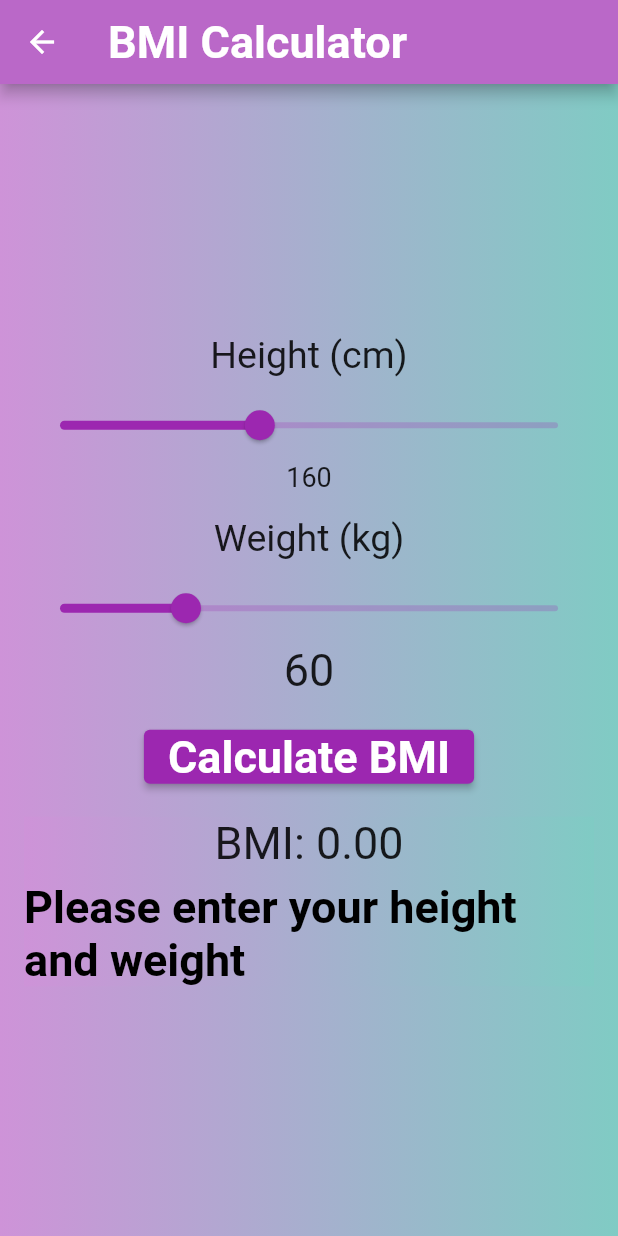
After one commit to Sayyad-Amin/sp21-bcs-015, a Flutter app: the screen it shows after launch, after a tap on "BMI Calculate", on a phone screen of 412 x 824 dp. The commit adds this screen. Run offline on Flutter 3.47's test engine with Material 2 defaults, Android fonts, the phone set to English and light mode, and no system bars; our stand-ins replace assets_audio_player, cloud_firestore, firebase_auth, firebase_core, firebase_storage, flutter_svg and 1 more; accounts and stored records are empty.

Commit message:
more screens are added

```diff
--- /dev/null
+++ b/table_genrator/lib/bmi_screen.dart
@@ -0,0 +1,160 @@
+import 'package:flutter/material.dart';
+
+class BMICalculatorScreen extends StatefulWidget {
+  @override
+  _BMICalculatorScreenState createState() => _BMICalculatorScreenState();
+}
+
+class _BMICalculatorScreenState extends State<BMICalculatorScreen> {
+  double _height = 160;
+  double _weight = 60;
+  double _bmi = 0;
+
+  void _calculateBMI() {
+    setState(() {
+      if (_height > 0 && _weight > 0) {
+        _bmi = _weight / ((_height / 100) * (_height / 100));
+      } else {
+        _bmi = 0;
+      }
+    });
+  }
+
+  @override
+  Widget build(BuildContext context) {
+    return Scaffold(
+      appBar: AppBar(
+        title: Text('BMI Calculator',style: TextStyle(fontSize: 30, fontWeight: FontWeight.w600),),
+      ),
+      body: Container(
+        width: double.infinity,
+        decoration: BoxDecoration(gradient: LinearGradient(
+            colors: [
+              Colors.purple.shade200,
+              Colors.teal.shade200
+            ]
+        )),
+        child: Padding(
+          padding: const EdgeInsets.all(16.0),
+          child: Column(
+            mainAxisAlignment: MainAxisAlignment.center,
+            children: [
+              Text(
+                'Height (cm)',
+                style: TextStyle(fontSize: 25.0),
+              ),
+              SizedBox(height: 8.0),
+              Slider(
+                value: _height,
+                min: 120,
+                max: 220,
+                divisions: 100,
+                onChanged: (value) {
+                  setState(() {
+                    _height = value;
+                  });
+                },
+              ),
+              Text(
+                _height.round().toString(),
+                style: TextStyle(fontSize: 18.0),
+              ),
+              SizedBox(height: 16.0),
+              Text(
+                'Weight (kg)',
+                style: TextStyle(fontSize: 25.0),
+              ),
+              SizedBox(height: 8.0),
+              Slider(
+                value: _weight,
+                min: 30,
+                max: 150,
+                divisions: 120,
+                onChanged: (value) {
+                  setState(() {
+                    _weight = value;
+                  });
+                },
+              ),
+              Text(
+                _weight.round().toString(),
+                style: TextStyle(fontSize: 30.0),
+              ),
+              SizedBox(height: 16.0),
+              ElevatedButton(
+                onPressed: _calculateBMI,
+                child: Text('Calculate BMI',style: TextStyle(fontSize: 30, fontWeight: FontWeight.w600),),
+              ),
+              SizedBox(height: 16.0),
+              PerformanceIndicator(bmi: _bmi),
+            ],
+          ),
+        ),
+      ),
+    );
+  }
+}
+
+class PerformanceIndicator extends StatelessWidget {
+  final double bmi;
+
+  PerformanceIndicator({required this.bmi});
+
+  String _getPerformanceText() {
+    if (bmi == 0) {
+      return 'Please enter your height and weight';
+    } else if (bmi < 18.5) {
+      return 'Underweight';
+    } else if (bmi >= 18.5 && bmi < 25) {
+      return 'Normal weight';
+    } else if (bmi >= 25 && bmi < 30) {
+      return 'Overweight';
+    } else {
+      return 'Obese';
+    }
+  }
+
+  Color _getPerformanceColor() {
+    if (bmi == 0) {
+      return Colors.black;
+    } else if (bmi < 18.5) {
+      return Colors.orange;
+    } else if (bmi >= 18.5 && bmi < 25) {
+      return Colors.green;
+    } else if (bmi >= 25 && bmi < 30) {
+      return Colors.yellow;
+    } else {
+      return Colors.red;
+    }
+  }
+
+  @override
+  Widget build(BuildContext context) {
+    return Container(
+      width: double.infinity,
+      decoration: BoxDecoration(gradient: LinearGradient(
+          colors: [
+            Colors.purple.shade200,
+            Colors.teal.shade200
+          ]
+      )),
+      child: Column(
+        children: [
+          Text(
+            'BMI: ${bmi.toStringAsFixed(2)}',
+            style: TextStyle(fontSize: 30.0),
+          ),
+          SizedBox(height: 8.0),
+          Text(
+            _getPerformanceText(),
+            style: TextStyle(
+              fontSize: 30.0,
+              color: _getPerformanceColor(),
+              fontWeight: FontWeight.bold,
+            ),
+          ),
+        ],
+      ),
+    );
+  }
+}
--- a/table_genrator/lib/selection_screen.dart
+++ b/table_genrator/lib/selection_screen.dart
@@ -1,4 +1,6 @@
 import 'package:flutter/material.dart';
+import 'package:table_genrator/age_screen.dart';
+import 'package:table_genrator/bmi_screen.dart';
 import 'package:table_genrator/main.dart';
 import 'package:table_genrator/select_question_screen.dart';
 import 'package:table_genrator/table_screen.dart';
@@ -39,6 +41,26 @@ class SelectionScreen extends StatelessWidget {
               },
               child: Text('Table Generate',style: TextStyle(fontSize: 30, fontWeight: FontWeight.w600),),
             ),
+            SizedBox(height: 20),
+            ElevatedButton(
+              onPressed: () {
+                Navigator.push(
+                  context,
+                  MaterialPageRoute(builder: (context) => AgeCalculatorScreen()),
+                );
+              },
+              child: Text('Age Calculate',style: TextStyle(fontSize: 30, fontWeight: FontWeight.w600),),
+            ),
+            SizedBox(height: 20),
+            ElevatedButton(
+              onPressed: () {
+                Navigator.push(
+                  context,
+                  MaterialPageRoute(builder: (context) => BMICalculatorScreen()),
+                );
+              },
+              child: Text('BMI Calculate',style: TextStyle(fontSize: 30, fontWeight: FontWeight.w600),),
+            ),
           ],
         ),
       ),
--- a/table_genrator/pubspec.yaml
+++ b/table_genrator/pubspec.yaml
@@ -30,6 +30,7 @@ environment:
 dependencies:
   flutter:
     sdk: flutter
+  intl: ^0.17.0
   firebase_core: ^2.13.1
   firebase_database: ^10.2.2
 
```
Also changed, not shown: table_genrator/lib/age_screen.dart (added, +79 -0 lines), table_genrator/pubspec.lock.
